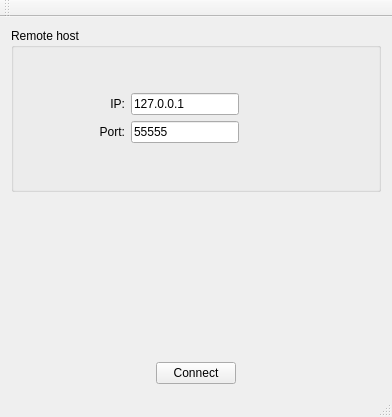
Old version of the form client.ui in the repository pavolmarak/fingerprint-client-gui-qt.
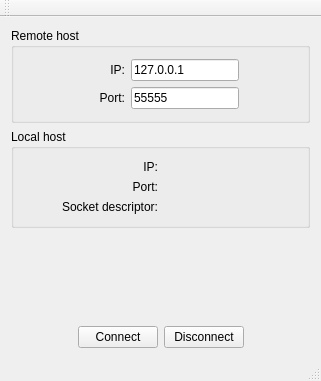
New version of the form.

Commit message: Improved client GUI by adding a box with information about local IP, port and socket descriptor.

Patch:
```diff
--- a/client.ui
+++ b/client.ui
@@ -6,8 +6,8 @@
    <rect>
     <x>0</x>
     <y>0</y>
-    <width>392</width>
-    <height>417</height>
+    <width>321</width>
+    <height>381</height>
    </rect>
   </property>
   <property name="windowTitle">
@@ -141,6 +141,69 @@
       </layout>
      </widget>
     </item>
+    <item>
+     <widget class="QGroupBox" name="localHost">
+      <property name="title">
+       <string>Local host</string>
+      </property>
+      <layout class="QVBoxLayout" name="verticalLayout_4">
+       <item>
+        <layout class="QHBoxLayout" name="horizontalLayout_5">
+         <item>
+          <widget class="QLabel" name="local_ip_label">
+           <property name="text">
+            <string>&lt;html&gt;&lt;head/&gt;&lt;body&gt;&lt;p align=&quot;right&quot;&gt;IP:&lt;/p&gt;&lt;/body&gt;&lt;/html&gt;</string>
+           </property>
+          </widget>
+         </item>
+         <item>
+          <widget class="QLabel" name="local_ip">
+           <property name="text">
+            <string/>
+           </property>
+          </widget>
+         </item>
+        </layout>
+       </item>
+       <item>
+        <layout class="QHBoxLayout" name="horizontalLayout_6">
+         <item>
+          <widget class="QLabel" name="local_port_label">
+           <property name="text">
+            <string>&lt;html&gt;&lt;head/&gt;&lt;body&gt;&lt;p align=&quot;right&quot;&gt;Port:&lt;/p&gt;&lt;/body&gt;&lt;/html&gt;</string>
+           </property>
+          </widget>
+         </item>
+         <item>
+          <widget class="QLabel" name="local_port">
+           <property name="text">
+            <string/>
+           </property>
+          </widget>
+         </item>
+        </layout>
+       </item>
+       <item>
+        <layout class="QHBoxLayout" name="horizontalLayout_7">
+         <item>
+          <widget class="QLabel" name="local_socket_label">
+           <property name="text">
+            <string>&lt;html&gt;&lt;head/&gt;&lt;body&gt;&lt;p align=&quot;right&quot;&gt;Socket descriptor:&lt;/p&gt;&lt;/body&gt;&lt;/html&gt;</string>
+           </property>
+          </widget>
+         </item>
+         <item>
+          <widget class="QLabel" name="local_socket">
+           <property name="text">
+            <string/>
+           </property>
+          </widget>
+         </item>
+        </layout>
+       </item>
+      </layout>
+     </widget>
+    </item>
     <item>
      <spacer name="verticalSpacer">
       <property name="orientation">
@@ -179,6 +242,13 @@
         </property>
        </widget>
       </item>
+      <item>
+       <widget class="QPushButton" name="disconnect_button">
+        <property name="text">
+         <string>Disconnect</string>
+        </property>
+       </widget>
+      </item>
       <item>
        <spacer name="horizontalSpacer">
         <property name="orientation">
```
Left out of the diff: 4 changed lines with no effect on the pictures. The commit also changes 2 other files.
